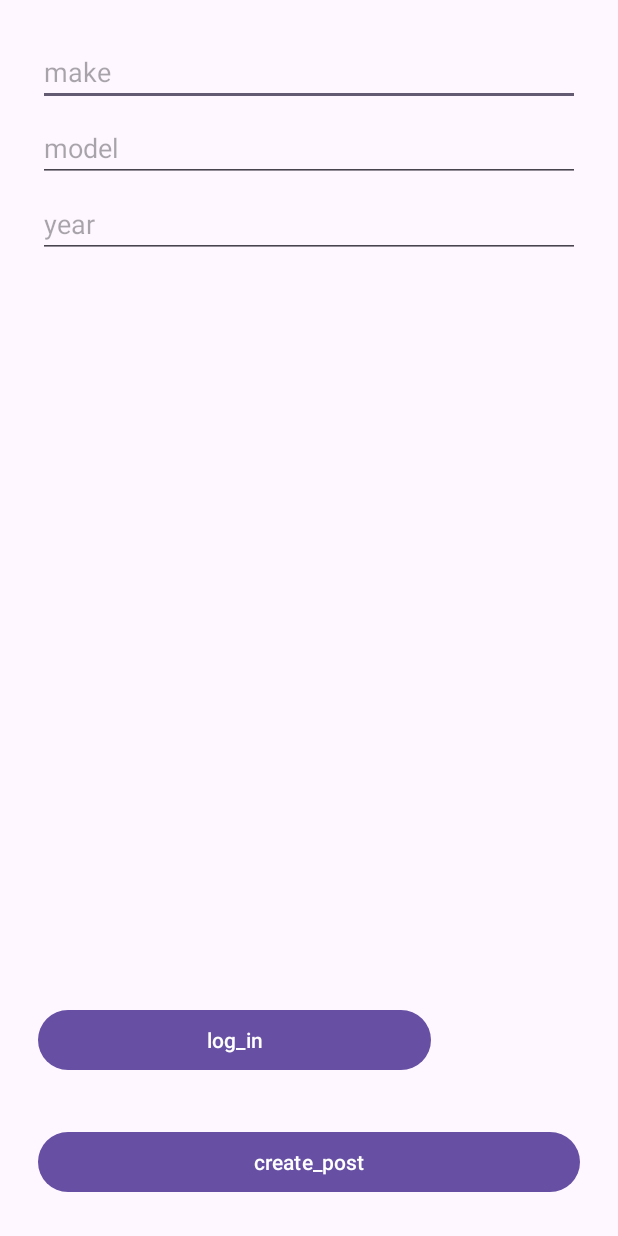
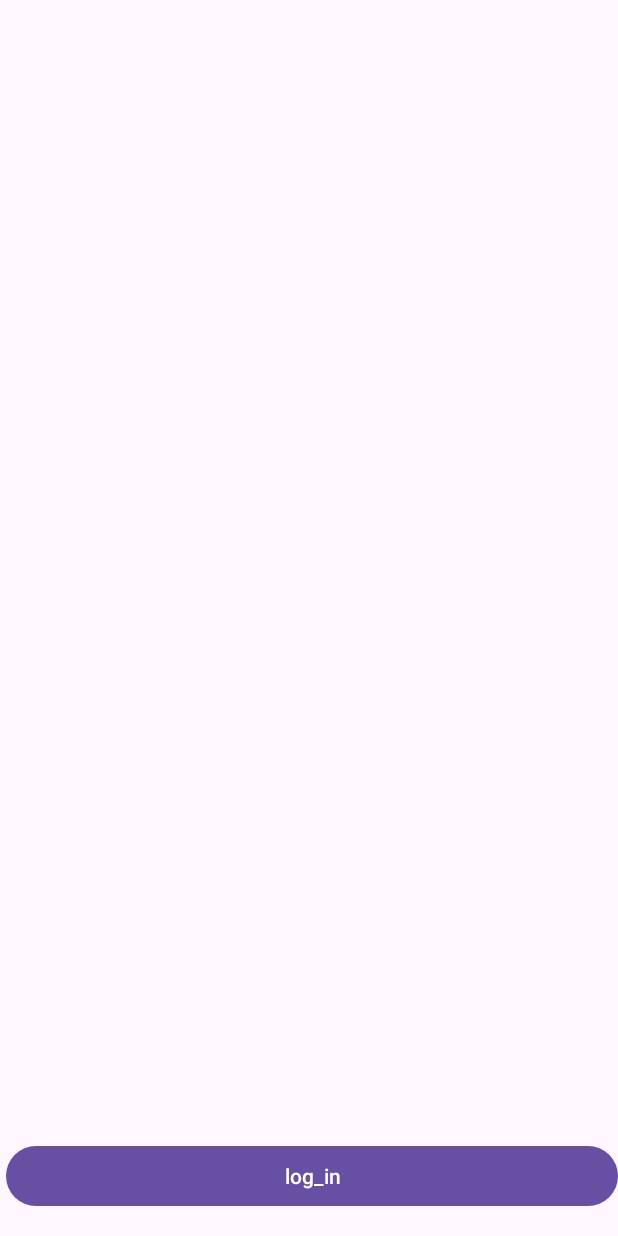
Before and after one commit to AvramPaul/ProiectLicenta, an Android app: the screen it shows after launch (MainActivity), on a phone screen of 412 x 824 dp. Run offline under Robolectric (Android 15) with nearby library versions, the light colour scheme and no system bars.

Commit message:
commit maria

```diff
--- a/car-spotting-frontend/app/src/main/AndroidManifest.xml
+++ b/car-spotting-frontend/app/src/main/AndroidManifest.xml
@@ -17,7 +17,6 @@
         android:networkSecurityConfig="@xml/network_security_config"
     android:usesCleartextTraffic="true"
     tools:targetApi="31">
-        <activity android:name=".activity.LoginActivity"/>
         <activity
             android:name=".MainActivity"
             android:exported="true">
@@ -27,7 +26,8 @@
                 <category android:name="android.intent.category.LAUNCHER" />
             </intent-filter>
         </activity>
-
+        <activity android:name=".activity.LoginActivity"/>
+        <activity android:name=".activity.CreatePostActivity"/>
     </application>
 
 </manifest>
--- a/car-spotting-frontend/app/src/main/java/com/example/car_spotting_front_end/activity/LoginActivity.java
+++ b/car-spotting-frontend/app/src/main/java/com/example/car_spotting_front_end/activity/LoginActivity.java
@@ -60,7 +60,7 @@ public class LoginActivity extends AppCompatActivity {
                     tokenManager.saveToken(token);
                     Toast.makeText(LoginActivity.this, "Login successful!", Toast.LENGTH_SHORT).show();
 
-                    Intent intent = new Intent(LoginActivity.this, MainActivity.class);
+                    Intent intent = new Intent(LoginActivity.this, CreatePostActivity.class);
                     startActivity(intent);
                     finish();
                 }else{
--- a/car-spotting-frontend/app/src/main/res/layout/activity_main.xml
+++ b/car-spotting-frontend/app/src/main/res/layout/activity_main.xml
@@ -1,45 +1,10 @@
 <?xml version="1.0" encoding="utf-8"?>
-<RelativeLayout xmlns:android="http://schemas.android.com/apk/res/android"
+<androidx.constraintlayout.widget.ConstraintLayout xmlns:android="http://schemas.android.com/apk/res/android"
     xmlns:app="http://schemas.android.com/apk/res-auto"
     xmlns:tools="http://schemas.android.com/tools"
-    android:id="@+id/main"
     android:layout_width="match_parent"
-    android:layout_height="match_parent"
-    android:padding="25dp"
-    tools:context=".MainActivity">
+    android:layout_height="match_parent">
 
-    <LinearLayout
-        android:layout_width="match_parent"
-        android:layout_height="wrap_content"
-        android:orientation="vertical">
-
-
-    <com.google.android.material.textfield.TextInputEditText
-        android:id="@+id/form_textFieldCarMake"
-        android:hint="@string/car_make"
-        android:layout_width="match_parent"
-        android:layout_height="wrap_content"
-        android:layout_marginBottom="5dp"/>
-    <com.google.android.material.textfield.TextInputEditText
-        android:id="@+id/form_textFieldCarModel"
-        android:hint="@string/car_model"
-        android:layout_width="match_parent"
-        android:layout_marginBottom="5dp"
-        android:layout_height="wrap_content" />
-    <com.google.android.material.textfield.TextInputEditText
-        android:id="@+id/form_textFieldCarYear"
-        android:hint="@string/car_year"
-        android:layout_width="match_parent"
-        android:layout_marginBottom="5dp"
-        android:layout_height="wrap_content" />
-    </LinearLayout>
-
-    <com.google.android.material.button.MaterialButton
-        android:id="@+id/form_buttonCreatePost"
-        android:text="@string/create_post"
-        android:layout_alignParentBottom="true"
-        android:layout_width="match_parent"
-        android:layout_height="wrap_content" />
 
     <com.google.android.material.button.MaterialButton
         android:id="@+id/form_buttonLogin"
@@ -47,8 +12,11 @@
         android:layout_height="wrap_content"
         android:layout_alignParentEnd="true"
         android:layout_alignParentBottom="true"
-        android:layout_marginEnd="99dp"
-        android:layout_marginBottom="81dp"
-        android:text="@string/log_in" />
+        android:layout_marginStart="4dp"
+        android:text="@string/log_in"
+        app:layout_constraintBottom_toBottomOf="parent"
+        app:layout_constraintStart_toStartOf="parent"
+        app:layout_constraintTop_toTopOf="parent"
+        app:layout_constraintVertical_bias="0.979" />
 
-</RelativeLayout>
+</androidx.constraintlayout.widget.ConstraintLayout>
```
Also changed, not shown: car-spotting-frontend/app/src/main/java/com/example/car_spotting_front_end/MainActivity.java (+1 -41 lines), car-spotting-frontend/app/src/main/java/com/example/car_spotting_front_end/activity/CreatePostActivity.java (added, +80 -0 lines), car-spotting-frontend/app/src/main/res/layout/activity_create_post.xml (added, +44 -0 lines).
